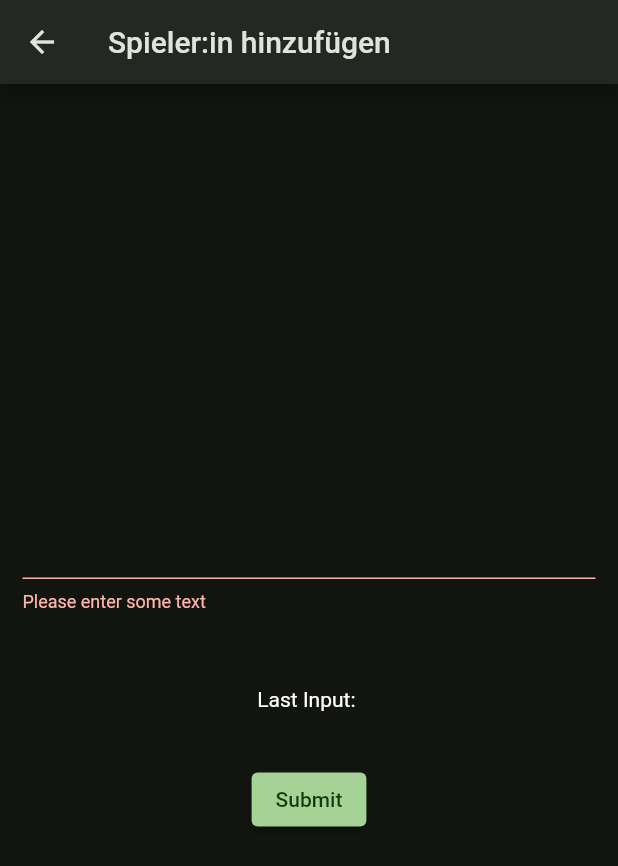
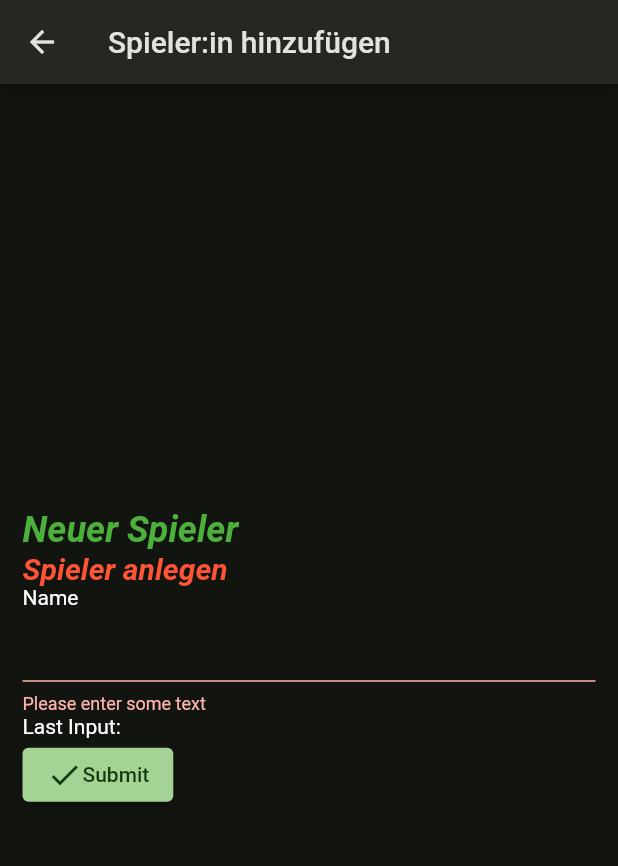
Before and after one commit to joFra210/cabo_karte, a Flutter app: the NewPlayerScreen screen opened by its route, after a tap on "Submit", on a phone screen of 412 x 824 dp. Shown: the top 866 px of the screen. Run offline on Flutter 3.47's test engine with Material 2 defaults, Android fonts, the phone set to English and light mode, and no system bars; our stand-ins replace fluro, sqflite; accounts and stored records are empty.

Commit message:
add player db test and form
- cleanup routeHanders
- add font theeming
- add db connection function
- extend player model
- move playerform file and extend
- cleanup player basewidget

```diff
--- a/lib/config/routes/route_handlers.dart
+++ b/lib/config/routes/route_handlers.dart
@@ -1,5 +1,5 @@
 import 'package:cabo_karte/features/player/presentation/new_player_widget.dart';
-import 'package:cabo_karte/widgets/form.dart';
+import 'package:cabo_karte/features/player/presentation/new_player_form.dart';
 import 'package:cabo_karte/widgets/root.dart';
 import 'package:fluro/fluro.dart';
 import 'package:flutter/material.dart';
--- a/lib/config/themes/themes_config.dart
+++ b/lib/config/themes/themes_config.dart
@@ -0,0 +1,4 @@
+class FontParams {
+  static const double fontSizeHeader = 24;
+  static const double fontSizeTitle = 20;
+}
--- /dev/null
+++ b/lib/features/player/presentation/new_player_form.dart
@@ -0,0 +1,120 @@
+import 'package:cabo_karte/config/themes/cabo_colors.dart';
+import 'package:cabo_karte/config/themes/themes_config.dart';
+import 'package:flutter/material.dart';
+
+// Define a custom Form widget.
+class PlayerForm extends StatefulWidget {
+  const PlayerForm({Key? key}) : super(key: key);
+
+  @override
+  PlayerFormState createState() {
+    return PlayerFormState();
+  }
+}
+
+// Define a corresponding State class.
+// This class holds data related to the form.
+class PlayerFormState extends State<PlayerForm> {
+  // Create a global key that uniquely identifies the Form widget
+  // and allows validation of the form.
+  //
+  // Note: This is a `GlobalKey<FormState>`,
+  // not a GlobalKey<MyCustomFormState>.
+  final _formKey = GlobalKey<FormState>();
+  String formInput = '';
+  // Create a text controller and use it to retrieve the current value
+  // of the TextField.
+  final playerFormController = TextEditingController();
+
+  @override
+  void dispose() {
+    // Clean up the controller when the widget is disposed.
+    playerFormController.dispose();
+    super.dispose();
+  }
+
+  @override
+  Widget build(BuildContext context) {
+    // Build a Form widget using the _formKey created above.
+    return Form(
+      key: _formKey,
+      child: Padding(
+        padding: const EdgeInsets.all(15),
+        child: Column(
+          crossAxisAlignment: CrossAxisAlignment.start,
+          children: <Widget>[
+            Title(
+              color: CaboColors.caboGreenLight,
+              child: const Text(
+                'Neuer Spieler',
+                style: TextStyle(
+                  fontSize: FontParams.fontSizeHeader,
+                  fontStyle: FontStyle.italic,
+                  fontWeight: FontWeight.bold,
+                  color: CaboColors.caboGreenLight,
+                ),
+              ),
+            ),
+            const Text(
+              'Spieler anlegen',
+              style: TextStyle(
+                fontSize: FontParams.fontSizeTitle,
+                fontStyle: FontStyle.italic,
+                fontWeight: FontWeight.bold,
+                color: CaboColors.caboRedLight,
+              ),
+            ),
+            // Add TextFormFields and ElevatedButton here.
+            Column(
+              crossAxisAlignment: CrossAxisAlignment.start,
+              children: [
+                const Text('Name'),
+                TextFormField(
+                  // The validator receives the text that the user has entered.
+                  validator: (value) {
+                    if (value == null || value.isEmpty) {
+                      return 'Please enter some text';
+                    }
+                    return null;
+                  },
+                  controller: playerFormController,
+                ),
+              ],
+            ),
+            Text('Last Input: ' + playerFormController.text),
+            ElevatedButton(
+              onPressed: () {
+                // Validate returns true if the form is valid, or false otherwise.
+                if (_formKey.currentState!.validate()) {
+                  // If the form is valid, display a snackbar. In the real world,
+                  // you'd often call a server or save the information in a database.
+                  ScaffoldMessenger.of(context).showSnackBar(
+                    const SnackBar(content: Text('Processing Data')),
+                  );
+                  showDialog(
+                    context: context,
+                    builder: (context) {
+                      return AlertDialog(
+                        // Retrieve the text that the user has entered by using the
+                        // TextEditingController.
+                        content: Text(playerFormController.text),
+                      );
+                    },
+                  );
+                  formInput = playerFormController.text;
+                }
+              },
+              child: Row(
+                mainAxisSize: MainAxisSize.min,
+                children: const [
+                  Icon(Icons.check),
+                  Text('Submit'),
+                ],
+              ),
+            ),
+          ],
+        ),
+      ),
+    );
+  }
+}
--- a/lib/features/player/presentation/new_player_widget.dart
+++ b/lib/features/player/presentation/new_player_widget.dart
@@ -1,4 +1,4 @@
-import 'package:cabo_karte/widgets/form.dart';
+import 'package:cabo_karte/features/player/presentation/new_player_form.dart';
 import 'package:flutter/material.dart';
 
 class NewPlayerScreen extends StatefulWidget {
--- a/lib/widgets/form.dart
+++ /dev/null
@@ -1,66 +0,0 @@
-import 'package:flutter/material.dart';
-
-// Define a custom Form widget.
-class PlayerForm extends StatefulWidget {
-  const PlayerForm({Key? key}) : super(key: key);
-
-  @override
-  PlayerFormState createState() {
-    return PlayerFormState();
-  }
-}
-
-// Define a corresponding State class.
-// This class holds data related to the form.
-class PlayerFormState extends State<PlayerForm> {
-  // Create a global key that uniquely identifies the Form widget
-  // and allows validation of the form.
-  //
-  // Note: This is a `GlobalKey<FormState>`,
-  // not a GlobalKey<MyCustomFormState>.
-  final _formKey = GlobalKey<FormState>();
-  String formInput = '';
-
-  @override
-  Widget build(BuildContext context) {
-    // Build a Form widget using the _formKey created above.
-    return Form(
-      key: _formKey,
-      child: Column(
-        children: <Widget>[
-          // Add TextFormFields and ElevatedButton here.
-          Padding(
-            padding: const EdgeInsets.all(15),
-            child: TextFormField(
-              // The validator receives the text that the user has entered.
-              validator: (value) {
-                if (value == null || value.isEmpty) {
-                  return 'Please enter some text';
-                }
-                return null;
-              },
-            ),
-          ),
-          Padding(
-            padding: const EdgeInsets.all(35),
-            child: Text('Last Input: ' + formInput),
-          ),
-          ElevatedButton(
-            onPressed: () {
-              // Validate returns true if the form is valid, or false otherwise.
-              if (_formKey.currentState!.validate()) {
-                // If the form is valid, display a snackbar. In the real world,
-                // you'd often call a server or save the information in a database.
-                ScaffoldMessenger.of(context).showSnackBar(
-                  const SnackBar(content: Text('Processing Data')),
-                );
-                formInput.toString();
-              }
-            },
-            child: const Text('Submit'),
-          ),
-        ],
-      ),
-    );
-  }
-}
--- a/pubspec.yaml
+++ b/pubspec.yaml
@@ -36,6 +36,8 @@ dependencies:
   cupertino_icons: ^1.0.2
   fluro: ^2.0.3
   flutter_bloc: ^8.0.1
+  sqflite: ^2.0.2+1
+  path: ^1.8.1
 
 dev_dependencies:
   flutter_test:
```
Also changed, not shown: lib/features/player/data/db_connection.dart (added, +76 -0 lines), lib/features/player/domain/player.dart (+19 -0 lines), pubspec.lock, 3 other files.
